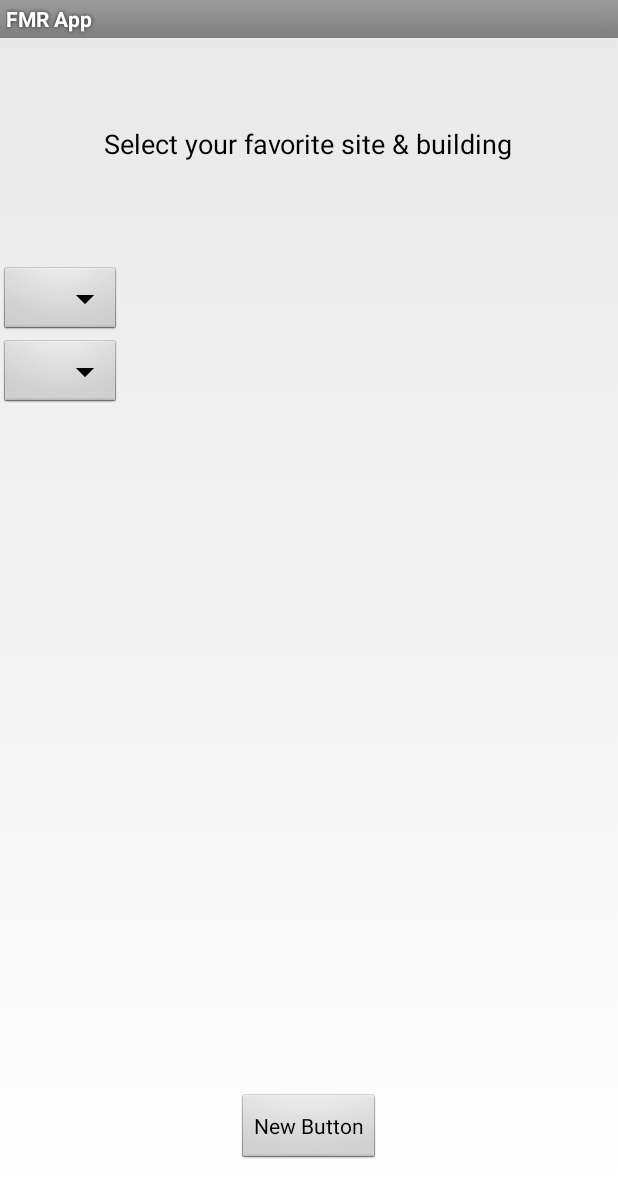
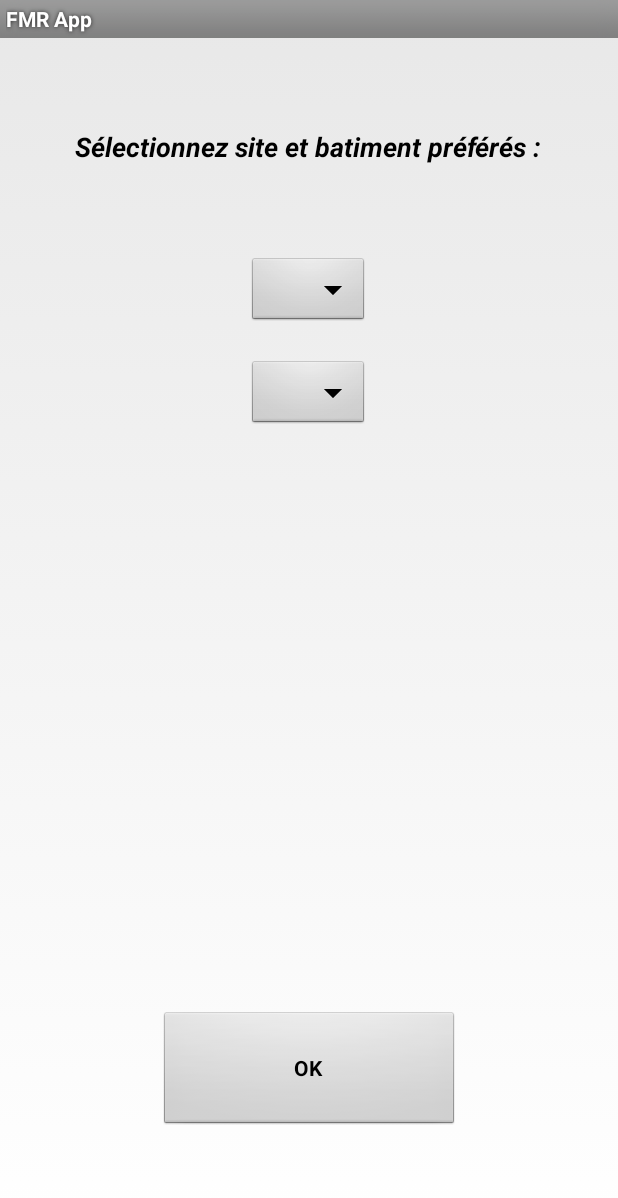
Before and after one commit to vchatela/FindMeetingRoom, an Android app: the ProfileActivity screen opened directly, with no data from a screen before it, on a phone screen of 412 x 824 dp. Shown: the top 1198 px of the screen. Run offline under Robolectric (Android 15) with nearby library versions, the phone set to English and light mode, and no system bars.

Commit message:
version 27/11/15, 10:30, menu profile modifié

```diff
--- a/app/src/main/java/com/net/sopra/findmeetingroom/ProfileActivity.java
+++ b/app/src/main/java/com/net/sopra/findmeetingroom/ProfileActivity.java
@@ -9,28 +9,30 @@ import android.content.Intent;
 import android.widget.Button;
 import android.widget.TextView;
 
-public class ProfileActivity extends Activity  {
+public class ProfileActivity extends Activity implements View.OnClickListener {
+
+    private Button OK;
 
     @Override
     protected void onCreate(Bundle savedInstanceState) {
         super.onCreate(savedInstanceState);
         setContentView(R.layout.setprofile);
+
+        OK = (Button) findViewById(R.id.Oprofile);
+        OK.setOnClickListener(this);
     }
 
+    public void onClick(View v) {
+        switch (v.getId()) {
 
+            case R.id.Oprofile:
+                this.buttonOK();
+                break;
+        }
+    }
 
-
-
-  protected void ButtonOK()
-  {
-      Intent intent = new Intent(ProfileActivity.this, MenuActivity.class);
-      startActivity(intent);
-
-  }
-
-
-
-
-
-
+    protected void buttonOK()
+    {
+        onBackPressed();
+    }
 }
--- a/app/src/main/res/layout/search_activity.xml
+++ b/app/src/main/res/layout/search_activity.xml
@@ -80,6 +80,7 @@
         android:layout_width="180dp"
         android:layout_height="55dp"
         android:inputType="number"
+        android:digits="0123456789"
         android:ems="10"
         android:id="@+id/NumberPeople"
         android:text="@string/search_n"
--- a/app/src/main/res/layout/setprofile.xml
+++ b/app/src/main/res/layout/setprofile.xml
@@ -4,40 +4,41 @@
     android:layout_height="match_parent">
 
     <Button
-        android:layout_width="wrap_content"
-        android:layout_height="wrap_content"
-        android:text="New Button"
-        android:id="@+id/button"
+        android:text="@string/profile_confirm"
+        android:id="@+id/Oprofile"
         android:layout_alignParentBottom="true"
         android:layout_centerHorizontal="true"
-        android:layout_marginBottom="47dp"
-        android:onClick="ButtonOK"
-        android:nestedScrollingEnabled="true" />
+        android:layout_marginBottom="70dp"
+        android:nestedScrollingEnabled="true"
+        android:layout_width="200dp"
+        android:layout_height="80dp"
+        android:textStyle="bold"/>
 
     <TextView
         android:layout_width="wrap_content"
         android:layout_height="wrap_content"
         android:textAppearance="?android:attr/textAppearanceMedium"
-        android:text="Select your favorite site &amp; building"
-        android:id="@+id/textView"
+        android:text="@string/profile_t"
+        android:textStyle="bold|italic"
+        android:id="@+id/TitleP"
         android:layout_alignParentTop="true"
         android:layout_centerHorizontal="true"
-        android:layout_marginTop="58dp" />
+        android:layout_centerVertical="true"
+        android:layout_marginTop="60dp" />
 
     <Spinner
         android:layout_width="wrap_content"
         android:layout_height="wrap_content"
         android:id="@+id/Locations"
-        android:layout_below="@+id/textView"
-        android:layout_alignParentLeft="true"
-        android:layout_alignParentStart="true"
-        android:layout_marginTop="68dp" />
+        android:layout_below="@+id/TitleP"
+        android:layout_marginTop="60dp"
+        android:layout_centerHorizontal="true"/>
 
     <Spinner
         android:layout_width="wrap_content"
         android:layout_height="wrap_content"
         android:id="@+id/Buildings"
         android:layout_below="@+id/Locations"
-        android:layout_alignParentLeft="true"
-        android:layout_alignParentStart="true" />
+        android:layout_marginTop="20dp"
+        android:layout_centerHorizontal="true" />
 </RelativeLayout>
--- a/app/src/main/res/values/strings.xml
+++ b/app/src/main/res/values/strings.xml
@@ -14,4 +14,6 @@
     <string name="search_hb">Heure fin</string>
     <string name="search_p">Particularités</string>
     <string name="search_s">RECHERCHER</string>
+    <string name="profile_t">Sélectionnez site et batiment préférés :</string>
+    <string name="profile_confirm">OK</string>
 </resources>
```
Also changed, not shown: app/src/main/AndroidManifest.xml (+4 -4 lines), app/src/main/java/com/net/sopra/findmeetingroom/SearchActivity.java (+48 -7 lines).
